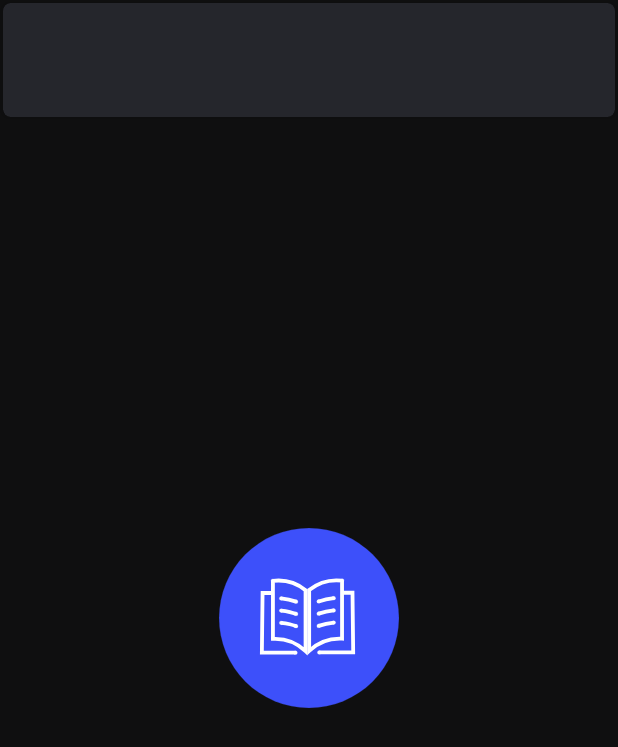
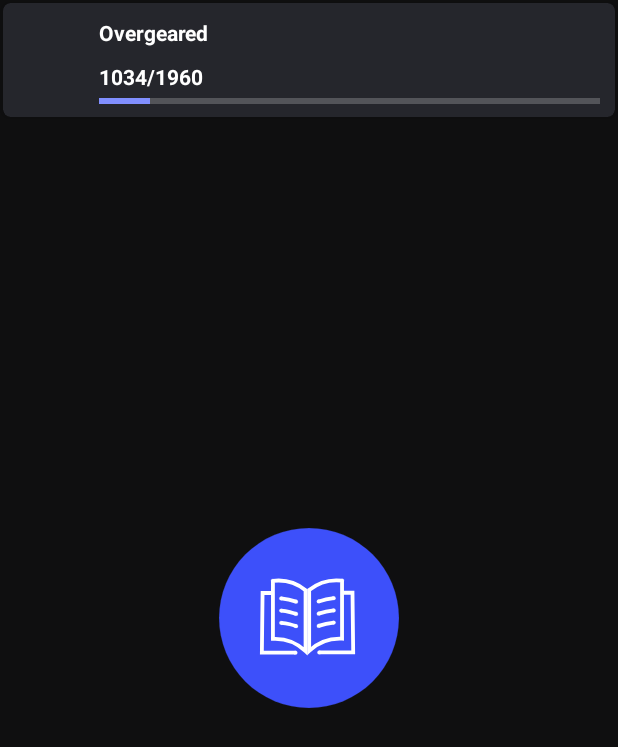
Before and after one commit to LagradOst/QuickNovel, an Android app: the layout download_result_compact.xml on its own in the app's theme, with its tools: preview values and no code run, on a phone screen of 412 x 824 dp. Shown: the top 747 px of the screen. Run offline under Robolectric (Android 15) with nearby library versions, the phone set to English and light mode, and no system bars.

Commit message:
download

```diff
--- a/app/src/main/java/com/example/epubdownloader/DataStore.kt
+++ b/app/src/main/java/com/example/epubdownloader/DataStore.kt
@@ -12,6 +12,8 @@ import com.fasterxml.jackson.module.kotlin.registerKotlinModule
 
 const val PREFERENCES_NAME: String = "rebuild_preference"
 const val DOWNLOAD_FOLDER: String = "downloads_data"
+const val DOWNLOAD_SIZE: String = "downloads_size"
+const val DOWNLOAD_TOTAL: String = "downloads_total"
 
 @SuppressLint("StaticFieldLeak")
 object DataStore {
--- a/app/src/main/java/com/example/epubdownloader/ui/result/ResultFragment.kt
+++ b/app/src/main/java/com/example/epubdownloader/ui/result/ResultFragment.kt
@@ -176,6 +176,7 @@ class ResultFragment : Fragment() {
                 if (res == null) {
                     Toast.makeText(context, "Error loading", Toast.LENGTH_SHORT).show()
                 } else {
+
                     MainActivity.activity.window.navigationBarColor =
                         ResourcesCompat.getColor(resources, R.color.bitDarkerGrayBackground, null)
 
@@ -208,6 +209,8 @@ class ResultFragment : Fragment() {
                     }*/
 
                     localId = BookDownloader.generateId(res, MainActivity.api)
+                    DataStore.setKey(DOWNLOAD_TOTAL, localId.toString(), res.data.size)
+
                     val start = BookDownloader.downloadInfo(res.author, res.name, res.data.size, MainActivity.api.name)
                     result_download_progress_text_eta.text = ""
                     if (start != null) {
--- a/app/src/main/java/com/example/epubdownloader/ui/search/SearchFragment.kt
+++ b/app/src/main/java/com/example/epubdownloader/ui/search/SearchFragment.kt
@@ -40,12 +40,12 @@ class SearchFragment : Fragment() {
     override fun onViewCreated(view: View, savedInstanceState: Bundle?) {
         super.onViewCreated(view, savedInstanceState)
 
-        val parameter = top_padding.getLayoutParams() as LinearLayout.LayoutParams
+        val parameter = top_padding.layoutParams as LinearLayout.LayoutParams
         parameter.setMargins(parameter.leftMargin,
             parameter.topMargin + MainActivity.statusBarHeight,
             parameter.rightMargin,
             parameter.bottomMargin)
-        top_padding.setLayoutParams(parameter)
+        top_padding.layoutParams = parameter
 
         val adapter: RecyclerView.Adapter<RecyclerView.ViewHolder>? = context?.let {
             ResAdapter(
--- /dev/null
+++ b/app/src/main/res/drawable/ic_baseline_more_vert_24.xml
@@ -0,0 +1,5 @@
+<vector android:height="24dp" android:tint="#FFFFFF"
+    android:viewportHeight="24" android:viewportWidth="24"
+    android:width="24dp" xmlns:android="http://schemas.android.com/apk/res/android">
+    <path android:fillColor="@android:color/white" android:pathData="M12,8c1.1,0 2,-0.9 2,-2s-0.9,-2 -2,-2 -2,0.9 -2,2 0.9,2 2,2zM12,10c-1.1,0 -2,0.9 -2,2s0.9,2 2,2 2,-0.9 2,-2 -0.9,-2 -2,-2zM12,16c-1.1,0 -2,0.9 -2,2s0.9,2 2,2 2,-0.9 2,-2 -0.9,-2 -2,-2z"/>
+</vector>
--- a/app/src/main/res/layout/download_result_compact.xml
+++ b/app/src/main/res/layout/download_result_compact.xml
@@ -5,7 +5,7 @@
         android:layout_height="80dp"
         xmlns:app="http://schemas.android.com/apk/res-auto"
         android:orientation="vertical"
-        android:layoutDirection="rtl"
+        android:layoutDirection="ltr"
 >
     <androidx.cardview.widget.CardView
             xmlns:card_view="http://schemas.android.com/apk/res-auto"
@@ -32,29 +32,55 @@
                 tools:ignore="RtlHardcoded"/>
         <LinearLayout
                 android:layout_width="match_parent"
-                android:layout_height="wrap_content"
+                android:layout_height="match_parent"
                 android:orientation="vertical"
-                android:layout_gravity="center"
-                android:layout_marginStart="70dp"
-                android:layout_marginEnd="70dp">
+                android:layout_marginStart="64dp"
+                android:layout_marginEnd="10dp">
             <TextView
+                    android:layout_marginTop="10dp"
+                    tools:text="Overgeared"
+                    android:layout_width="match_parent"
+                    android:layout_height="wrap_content"
+                    android:gravity="start"
+                    android:textColor="@color/textColor"
+                    android:id="@+id/imageText"
+                    android:textStyle="bold"
+                    android:ellipsize="end"
+                    android:maxLines="1"
+            />
+
+            <TextView
+                    android:id="@+id/download_progress_text"
+                    android:layout_marginTop="10dp"
+                    android:gravity="start"
+                    tools:text="1034/1960"
                     android:layout_width="match_parent"
                     android:layout_height="wrap_content"
 
                     android:textColor="@color/textColor"
-                    android:id="@+id/imageText"
                     android:textStyle="bold"
                     android:maxLines="3"
             />
-            <TextView
+            <androidx.core.widget.ContentLoadingProgressBar
+                    style="@android:style/Widget.Material.ProgressBar.Horizontal"
+                    android:layout_gravity="bottom"
+                    android:id="@+id/download_progressbar"
                     android:layout_width="match_parent"
-                    android:layout_height="wrap_content"
-                    android:textColor="@color/grayTextColor"
-                    android:id="@+id/imageTextExtra"
-                    android:textStyle="bold"
-                    android:maxLines="3"
-            />
+                    tools:progress="10"
+                    android:layout_marginTop="4dp"
+                    android:layout_height="5dp">
+            </androidx.core.widget.ContentLoadingProgressBar>
         </LinearLayout>
+        <!--<ImageView
+                android:layout_width="20dp"
+                android:layout_height="20dp"
+                android:layout_margin="10dp"
 
+                app:tint="@color/textColor"
+                android:layout_gravity="center_vertical|end"
+                android:src="@drawable/ic_baseline_more_vert_24"
+        >
+
+        </ImageView>-->
     </androidx.cardview.widget.CardView>
 </LinearLayout>
--- a/app/src/main/res/layout/fragment_downloads.xml
+++ b/app/src/main/res/layout/fragment_downloads.xml
@@ -6,11 +6,15 @@
               android:padding="10dp"
               android:orientation="vertical"
 >
+    <View android:layout_width="wrap_content" android:layout_height="0dp" android:id="@+id/download_top_padding">
+
+    </View>
     <TextView
             android:layout_width="match_parent"
             android:layout_height="wrap_content"
             android:text="@string/downloads_text"
             android:textSize="18sp"
+            android:textStyle="bold"
             android:textColor="@color/textColor"
     />
     <ScrollView
@@ -21,9 +25,7 @@
                 android:layout_width="match_parent"
                 android:layout_height="wrap_content"
                 android:clipToPadding="false"
-                android:paddingStart="8dp"
                 android:paddingTop="5dp"
-                android:paddingEnd="8dp"
                 android:id="@+id/download_cardSpace"
                 android:orientation="vertical"
         >
```
Also changed, not shown: app/src/main/java/com/example/epubdownloader/BookDownloader.kt (+25 -16 lines), app/src/main/java/com/example/epubdownloader/ui/download/DloadAdapter.kt (+11 -2 lines), app/src/main/java/com/example/epubdownloader/ui/download/DownloadFragment.kt (+13 -1 lines).
